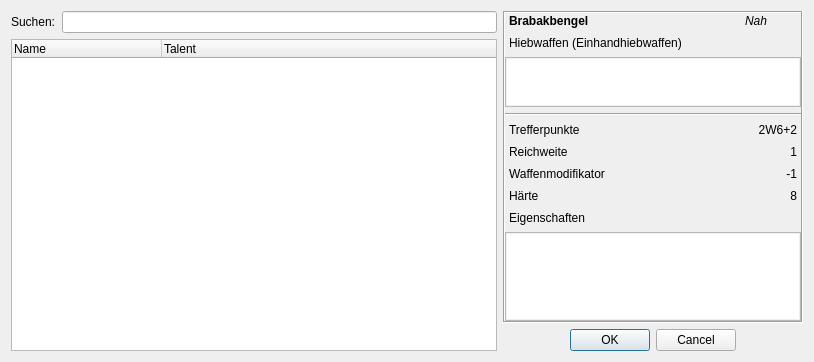
The window that UI/CharakterWaffen.ui (Aeolitus/Sephrasto) describes before a commit, drawn with Qt 5.
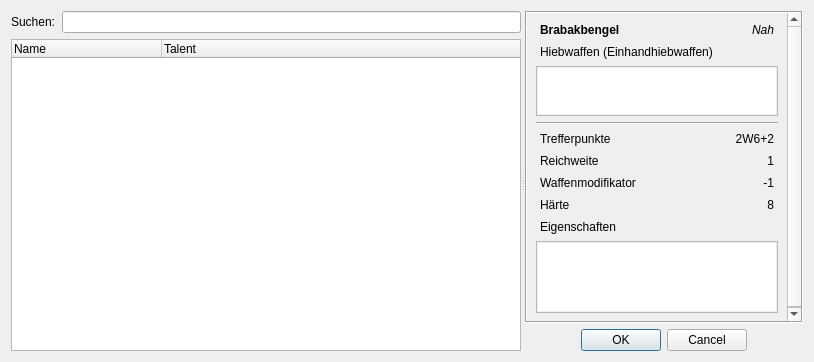
The same window after the commit.

Commit message: - Make all split panels (Fertigkeiten, Übernatürliche Fertigkeiten, Minderpakt, Talent-Selektor, Vorteile, Waffen) resizable by the user. - Improved padding on the right side panels, labels stuck to close to the edge border before. - Slightly increased talent selector default window size.

Diff of the .ui file:
```diff
--- a/UI/CharakterWaffen.ui
+++ b/UI/CharakterWaffen.ui
@@ -16,17 +16,93 @@
   <property name="windowTitle">
    <string>Sephrasto - Waffe wählen...</string>
   </property>
-  <layout class="QGridLayout" name="gridLayout_2" columnstretch="1,0">
+  <layout class="QGridLayout" name="gridLayout_2">
+   <item row="0" column="0">
+    <widget class="QSplitter" name="splitter">
+     <property name="orientation">
+      <enum>Qt::Horizontal</enum>
+     </property>
+     <widget class="QWidget" name="verticalLayout_2" native="true">
+      <property name="sizePolicy">
+       <sizepolicy hsizetype="Preferred" vsizetype="Preferred">
+        <horstretch>1</horstretch>
+        <verstretch>0</verstretch>
+       </sizepolicy>
+      </property>
+      <layout class="QVBoxLayout" name="verticalLayout2">
+       <item>
+        <layout class="QHBoxLayout" name="filterLayout">
+         <item>
+          <widget class="QLabel" name="labelFilter">
+           <property name="text">
+            <string>Suchen:</string>
+           </property>
+          </widget>
+         </item>
+         <item>
+          <widget class="QLineEdit" name="nameFilterEdit"/>
+         </item>
+        </layout>
+       </item>
+       <item>
+        <widget class="QTreeWidget" name="treeWeapons">
+         <property name="sizePolicy">
+          <sizepolicy hsizetype="Expanding" vsizetype="Expanding">
+           <horstretch>0</horstretch>
+           <verstretch>0</verstretch>
+          </sizepolicy>
+         </property>
+         <property name="editTriggers">
+          <set>QAbstractItemView::NoEditTriggers</set>
+         </property>
+         <property name="showDropIndicator" stdset="0">
+          <bool>false</bool>
+         </property>
+         <property name="alternatingRowColors">
+          <bool>true</bool>
+         </property>
+         <property name="sortingEnabled">
+          <bool>false</bool>
+         </property>
+         <property name="allColumnsShowFocus">
+          <bool>true</bool>
+         </property>
+         <attribute name="headerVisible">
+          <bool>true</bool>
+         </attribute>
+         <attribute name="headerCascadingSectionResizes">
+          <bool>false</bool>
+         </attribute>
+         <attribute name="headerDefaultSectionSize">
+          <number>150</number>
+         </attribute>
+         <attribute name="headerStretchLastSection">
+          <bool>true</bool>
+         </attribute>
+         <column>
+          <property name="text">
+           <string>Name</string>
+          </property>
+         </column>
+         <column>
+          <property name="text">
+           <string>Talent</string>
+          </property>
+         </column>
+        </widget>
+       </item>
+      </layout>
+     </widget>
+     <widget class="QWidget" name="">
+      <layout class="QVBoxLayout" name="verticalLayout">
    <property name="sizeConstraint">
     <enum>QLayout::SetDefaultConstraint</enum>
    </property>
-   <item row="0" column="1">
-    <layout class="QVBoxLayout" name="verticalLayout">
      <item>
       <widget class="QScrollArea" name="scrollArea">
        <property name="minimumSize">
         <size>
-         <width>300</width>
+           <width>0</width>
          <height>0</height>
         </size>
        </property>
@@ -50,54 +126,73 @@
          <rect>
           <x>0</x>
           <y>0</y>
-          <width>296</width>
-          <height>309</height>
+            <width>275</width>
+            <height>353</height>
          </rect>
         </property>
         <layout class="QGridLayout" name="gridLayout">
-         <property name="leftMargin">
-          <number>0</number>
-         </property>
-         <property name="topMargin">
-          <number>0</number>
-         </property>
-         <property name="rightMargin">
-          <number>0</number>
-         </property>
-         <property name="bottomMargin">
-          <number>0</number>
-         </property>
-         <item row="9" column="2">
-          <widget class="QLabel" name="labelH">
+           <item row="0" column="0">
+            <widget class="QLabel" name="labelName">
+             <property name="font">
+              <font>
+               <weight>75</weight>
+               <bold>true</bold>
+              </font>
+             </property>
+             <property name="text">
+              <string>Brabakbengel</string>
+             </property>
+            </widget>
+           </item>
+           <item row="0" column="1">
+            <widget class="QLabel" name="labelTyp">
+             <property name="font">
+              <font>
+               <italic>true</italic>
+              </font>
+             </property>
            <property name="text">
-            <string>8</string>
+              <string>Nah</string>
            </property>
            <property name="alignment">
             <set>Qt::AlignRight|Qt::AlignTrailing|Qt::AlignVCenter</set>
            </property>
           </widget>
          </item>
-         <item row="8" column="2">
-          <widget class="QLabel" name="labelWMLZ">
-           <property name="text">
-            <string>-1</string>
-           </property>
-           <property name="alignment">
-            <set>Qt::AlignRight|Qt::AlignTrailing|Qt::AlignVCenter</set>
+           <item row="2" column="0" colspan="2">
+            <widget class="QPlainTextEdit" name="plainStile">
+             <property name="maximumSize">
+              <size>
+               <width>16777215</width>
+               <height>50</height>
+              </size>
+             </property>
+             <property name="readOnly">
+              <bool>true</bool>
            </property>
           </widget>
          </item>
-         <item row="7" column="2">
-          <widget class="QLabel" name="labelRW">
-           <property name="text">
-            <string>1</string>
-           </property>
-           <property name="alignment">
-            <set>Qt::AlignRight|Qt::AlignTrailing|Qt::AlignVCenter</set>
-           </property>
-          </widget>
-         </item>
-         <item row="6" column="2">
+           <item row="3" column="0" colspan="2">
+            <widget class="Line" name="line">
+             <property name="orientation">
+              <enum>Qt::Horizontal</enum>
+             </property>
+            </widget>
+           </item>
+           <item row="4" column="0">
+            <widget class="QLabel" name="label_2">
+             <property name="font">
+              <font>
+               <weight>50</weight>
+               <bold>false</bold>
+              </font>
+             </property>
+             <property name="text">
+              <string>Trefferpunkte</string>
+             </property>
+            </widget>
+           </item>
+           <item row="4" column="1">
           <widget class="QLabel" name="labelTP">
            <property name="text">
             <string>2W6+2</string>
@@ -107,34 +202,58 @@
            </property>
           </widget>
          </item>
-         <item row="7" column="0">
+           <item row="5" column="0">
           <widget class="QLabel" name="label_4">
            <property name="text">
             <string>Reichweite</string>
            </property>
           </widget>
          </item>
-         <item row="8" column="0">
+           <item row="5" column="1">
+            <widget class="QLabel" name="labelRW">
+             <property name="text">
+              <string>1</string>
+             </property>
+             <property name="alignment">
+              <set>Qt::AlignRight|Qt::AlignTrailing|Qt::AlignVCenter</set>
+             </property>
+            </widget>
+           </item>
+           <item row="6" column="0">
           <widget class="QLabel" name="labelWMLZ_Text">
            <property name="text">
             <string>Waffenmodifikator</string>
            </property>
           </widget>
          </item>
-         <item row="6" column="0">
-          <widget class="QLabel" name="label_2">
-           <property name="font">
-            <font>
-             <weight>50</weight>
-             <bold>false</bold>
-            </font>
-           </property>
+           <item row="6" column="1">
+            <widget class="QLabel" name="labelWMLZ">
+             <property name="text">
+              <string>-1</string>
+             </property>
+             <property name="alignment">
+              <set>Qt::AlignRight|Qt::AlignTrailing|Qt::AlignVCenter</set>
+             </property>
+            </widget>
+           </item>
+           <item row="7" column="0">
+            <widget class="QLabel" name="label_10">
            <property name="text">
-            <string>Trefferpunkte</string>
+              <string>Härte</string>
            </property>
           </widget>
          </item>
-         <item row="10" column="0">
+           <item row="7" column="1">
+            <widget class="QLabel" name="labelH">
+             <property name="text">
+              <string>8</string>
+             </property>
+             <property name="alignment">
+              <set>Qt::AlignRight|Qt::AlignTrailing|Qt::AlignVCenter</set>
+             </property>
+            </widget>
+           </item>
+           <item row="8" column="0">
           <widget class="QLabel" name="label_12">
            <property name="text">
             <string>Eigenschaften</string>
@@ -142,35 +261,6 @@
           </widget>
          </item>
          <item row="9" column="0" colspan="2">
-          <widget class="QLabel" name="label_10">
-           <property name="text">
-            <string>Härte</string>
-           </property>
-          </widget>
-         </item>
-         <item row="0" column="2">
-          <widget class="QLabel" name="labelTyp">
-           <property name="font">
-            <font>
-             <italic>true</italic>
-            </font>
-           </property>
-           <property name="text">
-            <string>Nah</string>
-           </property>
-           <property name="alignment">
-            <set>Qt::AlignCenter</set>
-           </property>
-          </widget>
-         </item>
-         <item row="5" column="0" colspan="3">
-          <widget class="Line" name="line">
-           <property name="orientation">
-            <enum>Qt::Horizontal</enum>
-           </property>
-          </widget>
-         </item>
-         <item row="11" column="0" colspan="3">
           <widget class="QPlainTextEdit" name="plainEigenschaften">
            <property name="readOnly">
             <bool>true</bool>
@@ -180,33 +270,7 @@
            </property>
           </widget>
          </item>
-         <item row="0" column="0" colspan="2">
-          <widget class="QLabel" name="labelName">
-           <property name="font">
-            <font>
-             <weight>75</weight>
-             <bold>true</bold>
-            </font>
-           </property>
-           <property name="text">
-            <string>Brabakbengel</string>
-           </property>
-          </widget>
-         </item>
-         <item row="4" column="0" colspan="3">
-          <widget class="QPlainTextEdit" name="plainStile">
-           <property name="maximumSize">
-            <size>
-             <width>16777215</width>
-             <height>50</height>
-            </size>
-           </property>
-           <property name="readOnly">
-            <bool>true</bool>
-           </property>
-          </widget>
-         </item>
-         <item row="3" column="0" colspan="3">
+           <item row="1" column="0" colspan="2">
           <widget class="QLabel" name="labelFert">
            <property name="text">
             <string>Hiebwaffen (Einhandhiebwaffen)</string>
@@ -231,65 +295,8 @@
       </widget>
      </item>
     </layout>
-   </item>
-   <item row="0" column="0">
-    <layout class="QVBoxLayout" name="verticalLayout2">
-     <item>
-      <layout class="QHBoxLayout" name="filterLayout">
-       <item>
-        <widget class="QLabel" name="labelFilter">
-         <property name="text">
-          <string>Suchen:</string>
-         </property>
-        </widget>
-       </item>
-       <item>
-        <widget class="QLineEdit" name="nameFilterEdit"/>
-       </item>
-      </layout>
-     </item>
-     <item>
-      <widget class="QTreeWidget" name="treeWeapons">
-       <property name="editTriggers">
-        <set>QAbstractItemView::NoEditTriggers</set>
-       </property>
-       <property name="showDropIndicator" stdset="0">
-        <bool>false</bool>
-       </property>
-       <property name="alternatingRowColors">
-        <bool>true</bool>
-       </property>
-       <property name="sortingEnabled">
-        <bool>false</bool>
-       </property>
-       <property name="allColumnsShowFocus">
-        <bool>true</bool>
-       </property>
-       <attribute name="headerVisible">
-        <bool>true</bool>
-       </attribute>
-       <attribute name="headerCascadingSectionResizes">
-        <bool>false</bool>
-       </attribute>
-       <attribute name="headerDefaultSectionSize">
-        <number>150</number>
-       </attribute>
-       <attribute name="headerStretchLastSection">
-        <bool>true</bool>
-       </attribute>
-       <column>
-        <property name="text">
-         <string>Name</string>
-        </property>
-       </column>
-       <column>
-        <property name="text">
-         <string>Talent</string>
-        </property>
-       </column>
-      </widget>
-     </item>
-    </layout>
+     </widget>
+    </widget>
    </item>
   </layout>
  </widget>
```
Lines whose indentation alone changed are shown as unchanged. The commit also changes 11 other files.
